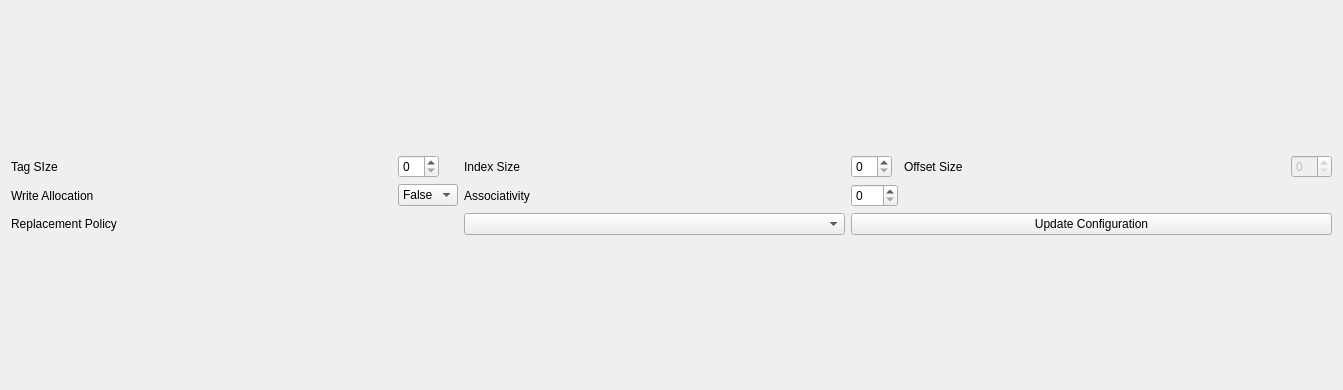
First picture: the form in pep9asm/cacheconfig.ui, repository StanWarford/pep9suite, before the edit.
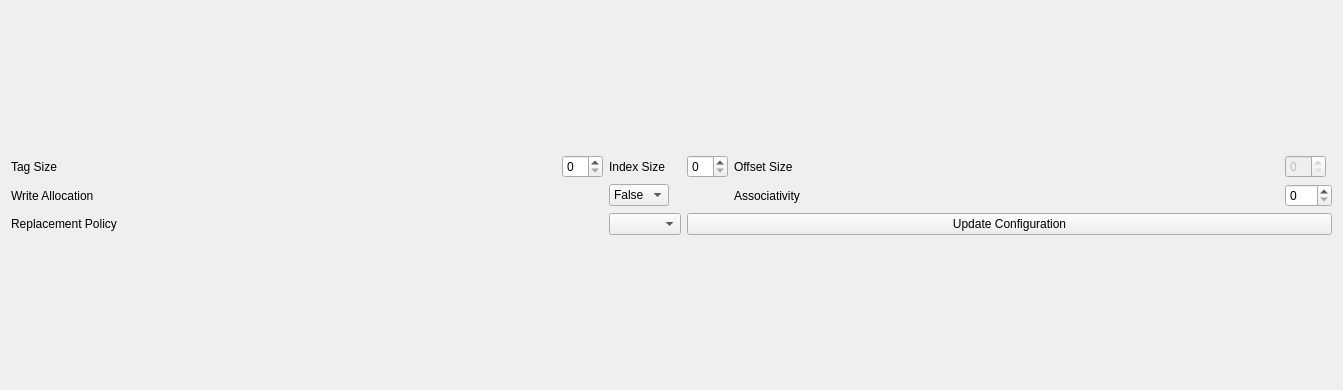
Second picture: the form after the edit.

```diff
--- a/pep9asm/cacheconfig.ui
+++ b/pep9asm/cacheconfig.ui
@@ -23,13 +23,6 @@
        </property>
       </widget>
      </item>
-     <item row="1" column="0">
-      <widget class="QLabel" name="label_4">
-       <property name="text">
-        <string>Write Allocation</string>
-       </property>
-      </widget>
-     </item>
      <item row="0" column="4">
       <widget class="QLabel" name="label_2">
        <property name="text">
@@ -50,26 +43,6 @@
        </property>
       </widget>
      </item>
-     <item row="1" column="1">
-      <widget class="QComboBox" name="writeAllocationCombo">
-       <property name="sizePolicy">
-        <sizepolicy hsizetype="Maximum" vsizetype="Fixed">
-         <horstretch>0</horstretch>
-         <verstretch>0</verstretch>
-        </sizepolicy>
-       </property>
-       <item>
-        <property name="text">
-         <string>False</string>
-        </property>
-       </item>
-       <item>
-        <property name="text">
-         <string>True</string>
-        </property>
-       </item>
-      </widget>
-     </item>
      <item row="0" column="5">
       <widget class="QSpinBox" name="offsetBits">
        <property name="enabled">
@@ -86,23 +59,10 @@
        </property>
       </widget>
      </item>
-     <item row="1" column="3">
-      <widget class="QSpinBox" name="associativityNum">
-       <property name="sizePolicy">
-        <sizepolicy hsizetype="Maximum" vsizetype="Fixed">
-         <horstretch>0</horstretch>
-         <verstretch>0</verstretch>
-        </sizepolicy>
-       </property>
-       <property name="maximum">
-        <number>128</number>
-       </property>
-      </widget>
-     </item>
      <item row="0" column="0">
       <widget class="QLabel" name="label">
        <property name="text">
-        <string>Tag SIze</string>
+        <string>Tag Size</string>
        </property>
       </widget>
      </item>
@@ -119,13 +79,6 @@
        </property>
       </widget>
      </item>
-     <item row="1" column="2">
-      <widget class="QLabel" name="label_5">
-       <property name="text">
-        <string>Associativity</string>
-       </property>
-      </widget>
-     </item>
      <item row="2" column="3" colspan="3">
       <widget class="QPushButton" name="updateButton">
        <property name="text">
@@ -143,6 +96,53 @@
        </property>
       </widget>
      </item>
+     <item row="1" column="5">
+      <widget class="QSpinBox" name="associativityNum">
+       <property name="sizePolicy">
+        <sizepolicy hsizetype="Maximum" vsizetype="Fixed">
+         <horstretch>0</horstretch>
+         <verstretch>0</verstretch>
+        </sizepolicy>
+       </property>
+       <property name="maximum">
+        <number>128</number>
+       </property>
+      </widget>
+     </item>
+     <item row="1" column="4">
+      <widget class="QLabel" name="label_5">
+       <property name="text">
+        <string>Associativity</string>
+       </property>
+      </widget>
+     </item>
+     <item row="1" column="2">
+      <widget class="QComboBox" name="writeAllocationCombo">
+       <property name="sizePolicy">
+        <sizepolicy hsizetype="Maximum" vsizetype="Fixed">
+         <horstretch>0</horstretch>
+         <verstretch>0</verstretch>
+        </sizepolicy>
+       </property>
+       <item>
+        <property name="text">
+         <string>False</string>
+        </property>
+       </item>
+       <item>
+        <property name="text">
+         <string>True</string>
+        </property>
+       </item>
+      </widget>
+     </item>
+     <item row="1" column="0" colspan="2">
+      <widget class="QLabel" name="label_4">
+       <property name="text">
+        <string>Write Allocation</string>
+       </property>
+      </widget>
+     </item>
     </layout>
    </item>
   </layout>
```
